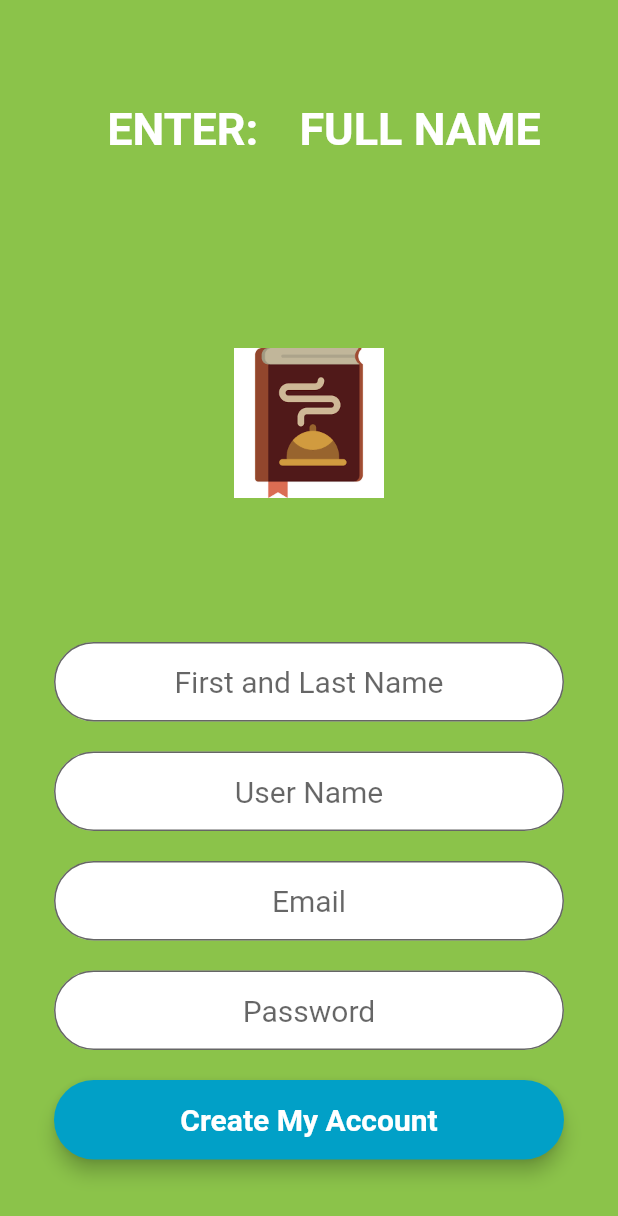
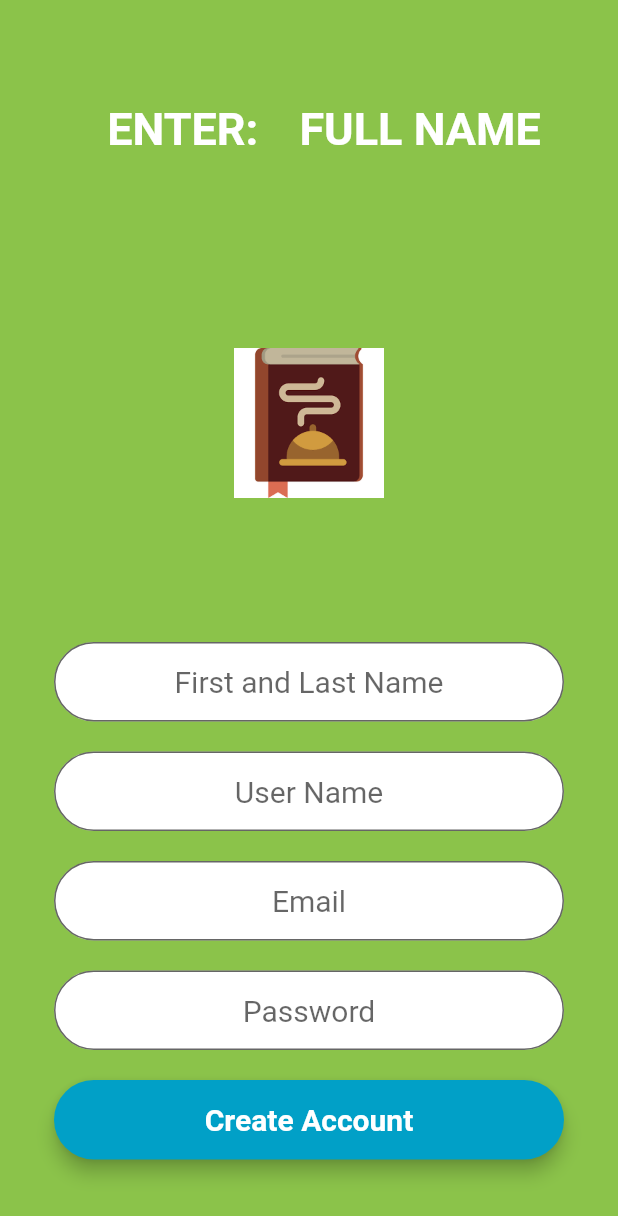
Before and after one commit to David-Rod/recipeze, a Flutter app: the CreateAccount screen opened directly, on a phone screen of 412 x 824 dp. Shown: the top 1216 px of the screen. Run offline on Flutter 3.47's test engine with Material 2 defaults, Android fonts, the phone set to English and light mode, and no system bars; our stand-ins replace animated_text_kit; Roboto replaces fonts that are missing (SourceSansPro-Light).

Commit message:
SnackBar message appears in createAccountPage

```diff
--- a/lib/create_account.dart
+++ b/lib/create_account.dart
@@ -22,30 +22,6 @@ class _CreateAccountState extends State<CreateAccount> {
 
   @override
   Widget build(BuildContext context) {
-    final createAccountButton = Material(
-      elevation: 5.0,
-      borderRadius: BorderRadius.circular(30.0),
-      color: Color(0xff01A0C7),
-      child: MaterialButton(
-        minWidth: MediaQuery.of(context).size.width,
-        padding: EdgeInsets.fromLTRB(20.0, 15.0, 20.0, 15.0),
-        onPressed: () {
-          if (loginLogic.validateLoginCredentials(
-                  emailController.text, passwordController.text) ==
-              true) {
-            Navigator.pop(
-              context,
-            );
-          } else {
-            print("Invalid email or password. Please try again.");
-          }
-        },
-        child: Text("Create My Account",
-            textAlign: TextAlign.center,
-            style: style.copyWith(
-                color: Colors.white, fontWeight: FontWeight.bold)),
-      ),
-    );
     final nameField = TextField(
       controller: nameController,
       obscureText: false,
@@ -101,7 +77,8 @@ class _CreateAccountState extends State<CreateAccount> {
 
     return Scaffold(
         resizeToAvoidBottomInset: false,
-      body: Center(
+        body: Builder(builder: (context) {
+          return Center(
             child: Container(
               color: Colors.lightGreen,
               child: Padding(
@@ -126,7 +103,12 @@ class _CreateAccountState extends State<CreateAccount> {
                             onTap: () {
                               print("Tap Event");
                             },
-                        text: ["FULL NAME", "USER NAME", "EMAIL", "PASSWORD"],
+                            text: [
+                              "FULL NAME",
+                              "USER NAME",
+                              "EMAIL",
+                              "PASSWORD"
+                            ],
                             textStyle: TextStyle(
                               fontSize: 30.0,
                               fontFamily: "SourceSansPro-Light",
@@ -158,7 +140,38 @@ class _CreateAccountState extends State<CreateAccount> {
                     SizedBox(height: 20.0),
                     passwordField,
                     SizedBox(height: 20.0),
-                createAccountButton,
+                    Material(
+                        color: Color(0xff01A0C7),
+                        elevation: 5.0,
+                        borderRadius: BorderRadius.circular(30.0),
+                        child: MaterialButton(
+                          minWidth: MediaQuery.of(context).size.width,
+                          padding: EdgeInsets.fromLTRB(20.0, 15.0, 20.0, 15.0),
+                          onPressed: () {
+                            if (loginLogic.validateLoginCredentials(
+                                    emailController.text,
+                                    passwordController.text) ==
+                                true) {
+                              Navigator.pop(
+                                context,
+                              );
+                            } else {
+                              SnackBar snackBar = SnackBar(
+                                content: Text(
+                                  'Invalid email or password.\nMinimum eight '
+                                  'characters, at least one uppercase letter, one lowercase letter and one number.',
+                                  textAlign: TextAlign.center,
+                                ),
+                              );
+                              Scaffold.of(context).showSnackBar(snackBar);
+                            }
+                          },
+                          child: Text("Create Account",
+                              textAlign: TextAlign.center,
+                              style: style.copyWith(
+                                  color: Colors.white,
+                                  fontWeight: FontWeight.bold)),
+                        )),
                     SizedBox(
                       height: 15.0,
                     ),
@@ -166,7 +179,7 @@ class _CreateAccountState extends State<CreateAccount> {
                 ),
               ),
             ),
-      ),
           );
+        }));
   }
 }
```
Lines whose indentation alone changed are shown as unchanged.
